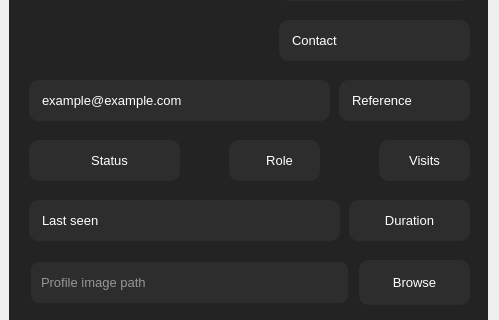
Above: frontend/user_details.ui from Android-Jester/iAttend before the change; both pictures show x 0 to 499 and y 221 to 541 of the 499 by 733 pixel window. Below: the same form after it.
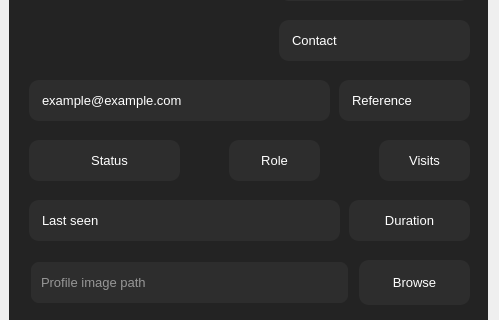
That is the form after the change. Icons and pictures are not drawn.

Patch:
```diff
--- a/frontend/user_details.ui
+++ b/frontend/user_details.ui
@@ -431,7 +431,6 @@
 	color: rgb(255, 255, 255);
 	background-color: rgb(45, 45, 45);
 	border-radius: 10px;
-	padding-left:10px;
 
 }</string>
             </property>
```
